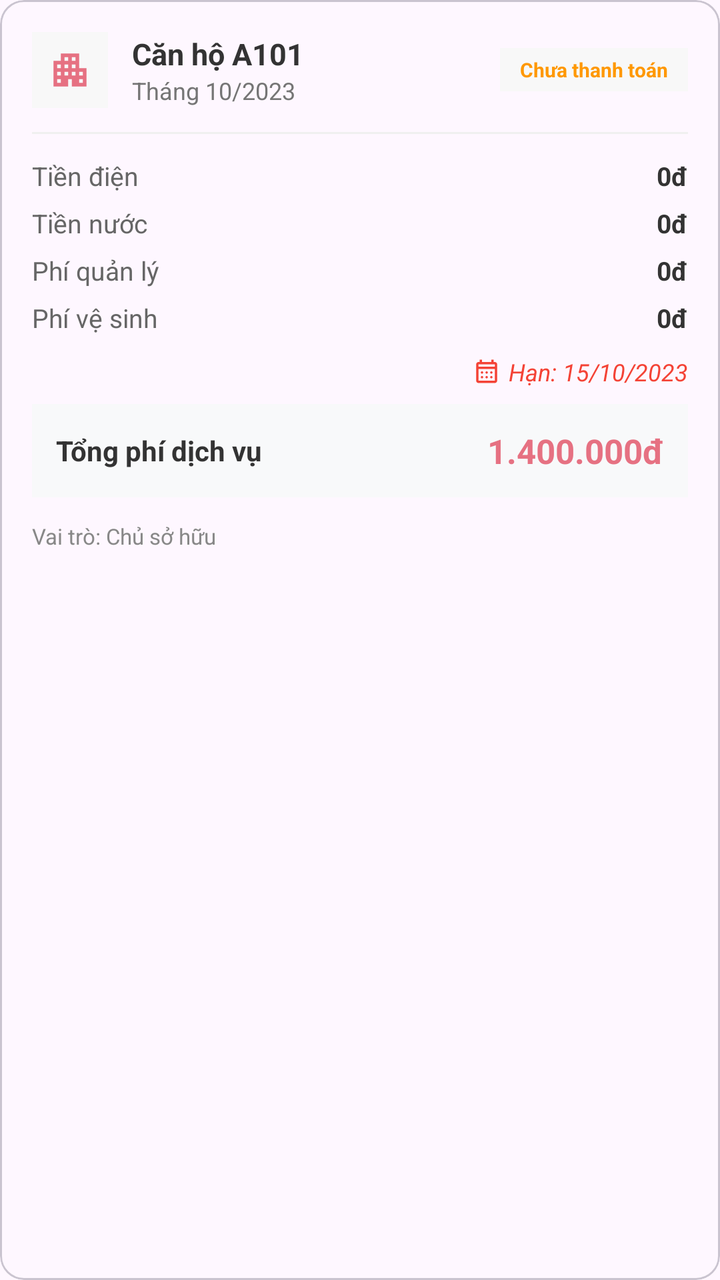
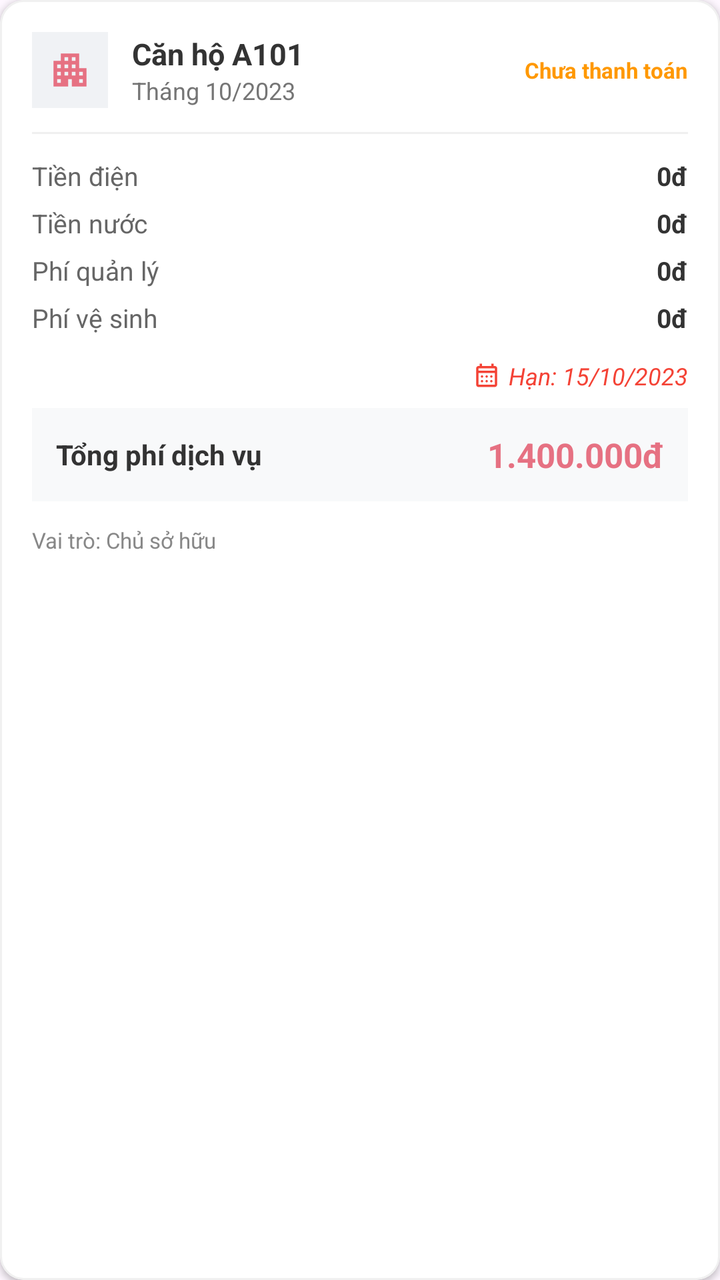

Compare the two renders of this Android layout. The source of the first and the diff that turns it into the second are given below.
<!-- AndroidManifest.xml: application theme Theme.Apt -->
<!-- res/layout/item_user_bill.xml -->
<?xml version="1.0" encoding="utf-8"?>
<com.google.android.material.card.MaterialCardView xmlns:android="http://schemas.android.com/apk/res/android"
    xmlns:app="http://schemas.android.com/apk/res-auto"
    android:layout_width="match_parent"
    android:layout_height="wrap_content"
    android:layout_margin="8dp"
    android:background="@drawable/bg_card"
    android:orientation="vertical"
    android:padding="16dp">>

    <LinearLayout
        android:layout_width="match_parent"
        android:layout_height="wrap_content"
        android:orientation="vertical"
        android:padding="16dp">

        <LinearLayout
            android:layout_width="match_parent"
            android:layout_height="wrap_content"
            android:gravity="center_vertical"
            android:orientation="horizontal">

            <ImageView
                android:layout_width="38dp"
                android:layout_height="38dp"
                android:background="@color/background_color"
                android:padding="8dp"
                android:src="@drawable/ic_apartment"
                app:tint="@color/primary" />

            <LinearLayout
                android:layout_width="0dp"
                android:layout_height="wrap_content"
                android:layout_marginStart="12dp"
                android:layout_weight="1"
                android:orientation="vertical">

                <TextView
                    android:id="@+id/tvApartmentName"
                    android:layout_width="wrap_content"
                    android:layout_height="wrap_content"
                    android:text="Căn hộ A101"
                    android:textColor="#333333"
                    android:textSize="15sp"
                    android:textStyle="bold" />

                <TextView
                    android:id="@+id/tvBillingDate"
                    android:layout_width="wrap_content"
                    android:layout_height="wrap_content"
                    android:text="Tháng 10/2023"
                    android:textColor="#757575"
                    android:textSize="12sp" />
            </LinearLayout>

            <TextView
                android:id="@+id/tvStatus"
                android:layout_width="wrap_content"
                android:layout_height="wrap_content"
                android:background="@color/background_color"
                android:paddingHorizontal="10dp"
                android:paddingVertical="4dp"
                android:text="Chưa thanh toán"
                android:textColor="#FF9800"
                android:textSize="10sp"
                android:textStyle="bold" />
        </LinearLayout>

        <View
            android:layout_width="match_parent"
            android:layout_height="1dp"
            android:layout_marginVertical="12dp"
            android:background="#F0F0F0" />

        <LinearLayout
            android:layout_width="match_parent"
            android:layout_height="wrap_content"
            android:orientation="vertical">

            <RelativeLayout android:layout_width="match_parent" android:layout_height="wrap_content" android:layout_marginBottom="6dp">
                <TextView android:layout_width="wrap_content" android:layout_height="wrap_content" android:text="Tiền điện" android:textColor="#666666" android:textSize="13sp"/>
                <TextView android:id="@+id/tvElectric" android:layout_width="wrap_content" android:layout_height="wrap_content" android:layout_alignParentEnd="true" android:text="0đ" android:textColor="#333333" android:textStyle="bold" android:textSize="13sp"/>
            </RelativeLayout>

            <RelativeLayout android:layout_width="match_parent" android:layout_height="wrap_content" android:layout_marginBottom="6dp">
                <TextView android:layout_width="wrap_content" android:layout_height="wrap_content" android:text="Tiền nước" android:textColor="#666666" android:textSize="13sp"/>
                <TextView android:id="@+id/tvWater" android:layout_width="wrap_content" android:layout_height="wrap_content" android:layout_alignParentEnd="true" android:text="0đ" android:textColor="#333333" android:textStyle="bold" android:textSize="13sp"/>
            </RelativeLayout>

            <RelativeLayout android:layout_width="match_parent" android:layout_height="wrap_content" android:layout_marginBottom="6dp">
                <TextView android:layout_width="wrap_content" android:layout_height="wrap_content" android:text="Phí quản lý" android:textColor="#666666" android:textSize="13sp"/>
                <TextView android:id="@+id/tvManagement" android:layout_width="wrap_content" android:layout_height="wrap_content" android:layout_alignParentEnd="true" android:text="0đ" android:textColor="#333333" android:textStyle="bold" android:textSize="13sp"/>
            </RelativeLayout>

            <RelativeLayout android:layout_width="match_parent" android:layout_height="wrap_content">
                <TextView android:layout_width="wrap_content" android:layout_height="wrap_content" android:text="Phí vệ sinh" android:textColor="#666666" android:textSize="13sp"/>
                <TextView android:id="@+id/tvSanitation" android:layout_width="wrap_content" android:layout_height="wrap_content" android:layout_alignParentEnd="true" android:text="0đ" android:textColor="#333333" android:textStyle="bold" android:textSize="13sp"/>
            </RelativeLayout>
        </LinearLayout>

        <LinearLayout
            android:layout_width="match_parent"
            android:layout_height="wrap_content"
            android:layout_marginTop="10dp"
            android:gravity="end|center_vertical"
            android:orientation="horizontal">

            <ImageView
                android:layout_width="14dp"
                android:layout_height="14dp"
                android:src="@drawable/ic_calendar"
                app:tint="#F44336"
                android:layout_marginEnd="4dp"/>

            <TextView
                android:id="@+id/tvDueDate"
                android:layout_width="wrap_content"
                android:layout_height="wrap_content"
                android:text="Hạn: 15/10/2023"
                android:textColor="#F44336"
                android:textSize="12sp"
                android:textStyle="italic" />
        </LinearLayout>

        <RelativeLayout
            android:layout_width="match_parent"
            android:layout_height="wrap_content"
            android:layout_marginTop="8dp"
            android:background="#F8F9FA"
            android:padding="12dp">

            <TextView
                android:layout_width="wrap_content"
                android:layout_height="wrap_content"
                android:layout_centerVertical="true"
                android:text="Tổng phí dịch vụ"
                android:textColor="#333333"
                android:textStyle="bold"
                android:textSize="14sp"/>

            <TextView
                android:id="@+id/tvTotalAmount"
                android:layout_width="wrap_content"
                android:layout_height="wrap_content"
                android:layout_alignParentEnd="true"
                android:text="1.400.000đ"
                android:textColor="@color/primary"
                android:textSize="17sp"
                android:textStyle="bold" />
        </RelativeLayout>

        <LinearLayout
            android:layout_width="match_parent"
            android:layout_height="wrap_content"
            android:layout_marginTop="12dp"
            android:gravity="center_vertical"
            android:orientation="horizontal">

            <TextView
                android:id="@+id/tvRoleLabel"
                android:layout_width="0dp"
                android:layout_height="wrap_content"
                android:layout_weight="1"
                android:text="Vai trò: Chủ sở hữu"
                android:textColor="#888888"
                android:textSize="11sp" />

            <TextView
                android:id="@+id/tvTenantName"
                android:layout_width="wrap_content"
                android:layout_height="wrap_content"
                android:text="Khách thuê: Nguyễn Văn A"
                android:textColor="#616161"
                android:textSize="11sp"
                android:textStyle="italic"
                android:visibility="gone" />
        </LinearLayout>

    </LinearLayout>
</com.google.android.material.card.MaterialCardView>
<!-- resources referenced by this layout -->
<resources>
  <color name="background_color">#F8F8F8</color>
  <color name="primary">#E67182</color>
  <!-- drawable bg_card (drawable) -->
  <shape xmlns:android="http://schemas.android.com/apk/res/android">
      <solid android:color="#FFFFFF"/>
      <corners android:radius="12dp"/>
      <stroke android:width="1dp" android:color="#25EB959D"/>
  </shape>
  <!-- drawable ic_apartment (drawable) -->
  <vector xmlns:android="http://schemas.android.com/apk/res/android"
      android:width="24dp"
      android:height="24dp"
      android:viewportWidth="960"
      android:viewportHeight="960">
    <path
        android:pathData="M120,840v-560h160v-160h400v320h160v400L520,840v-160h-80v160L120,840ZM200,760h80v-80h-80v80ZM200,600h80v-80h-80v80ZM200,440h80v-80h-80v80ZM360,600h80v-80h-80v80ZM360,440h80v-80h-80v80ZM360,280h80v-80h-80v80ZM520,600h80v-80h-80v80ZM520,440h80v-80h-80v80ZM520,280h80v-80h-80v80ZM680,760h80v-80h-80v80ZM680,600h80v-80h-80v80Z"
        android:fillColor="#666666"/>
  </vector>
  <!-- drawable ic_calendar (drawable) -->
  <vector xmlns:android="http://schemas.android.com/apk/res/android"
      android:width="24dp"
      android:height="24dp"
      android:viewportWidth="960"
      android:viewportHeight="960"
      android:tint="?attr/colorControlNormal">
    <path
        android:fillColor="@android:color/white"
        android:pathData="M200,880Q167,880 143.5,856.5Q120,833 120,800L120,240Q120,207 143.5,183.5Q167,160 200,160L240,160L240,80L320,80L320,160L640,160L640,80L720,80L720,160L760,160Q793,160 816.5,183.5Q840,207 840,240L840,800Q840,833 816.5,856.5Q793,880 760,880L200,880ZM200,800L760,800Q760,800 760,800Q760,800 760,800L760,400L200,400L200,800Q200,800 200,800Q200,800 200,800ZM200,320L760,320L760,240Q760,240 760,240Q760,240 760,240L200,240Q200,240 200,240Q200,240 200,240L200,320ZM200,320L200,240Q200,240 200,240Q200,240 200,240L200,240Q200,240 200,240Q200,240 200,240L200,320ZM480,560Q463,560 451.5,548.5Q440,537 440,520Q440,503 451.5,491.5Q463,480 480,480Q497,480 508.5,491.5Q520,503 520,520Q520,537 508.5,548.5Q497,560 480,560ZM291.5,548.5Q280,537 280,520Q280,503 291.5,491.5Q303,480 320,480Q337,480 348.5,491.5Q360,503 360,520Q360,537 348.5,548.5Q337,560 320,560Q303,560 291.5,548.5ZM640,560Q623,560 611.5,548.5Q600,537 600,520Q600,503 611.5,491.5Q623,480 640,480Q657,480 668.5,491.5Q680,503 680,520Q680,537 668.5,548.5Q657,560 640,560ZM480,720Q463,720 451.5,708.5Q440,697 440,680Q440,663 451.5,651.5Q463,640 480,640Q497,640 508.5,651.5Q520,663 520,680Q520,697 508.5,708.5Q497,720 480,720ZM291.5,708.5Q280,697 280,680Q280,663 291.5,651.5Q303,640 320,640Q337,640 348.5,651.5Q360,663 360,680Q360,697 348.5,708.5Q337,720 320,720Q303,720 291.5,708.5ZM640,720Q623,720 611.5,708.5Q600,697 600,680Q600,663 611.5,651.5Q623,640 640,640Q657,640 668.5,651.5Q680,663 680,680Q680,697 668.5,708.5Q657,720 640,720Z"/>
  </vector>
  <style name="Theme.Apt" parent="Base.Theme.Apt" />
  <style name="Base.Theme.Apt" parent="Theme.Material3.DayNight.NoActionBar">
          
          
      </style>
</resources>

<!-- the commit's change to res/layout/item_user_bill.xml (unified diff, before → after) -->
@@ -4,9 +4,11 @@
     android:layout_width="match_parent"
     android:layout_height="wrap_content"
     android:layout_margin="8dp"
-    android:background="@drawable/bg_card"
-    android:orientation="vertical"
-    android:padding="16dp">>
+    app:cardBackgroundColor="@color/white"
+    app:cardCornerRadius="12dp"
+    app:cardElevation="2dp"
+    app:strokeColor="#F0F0F0"
+    app:strokeWidth="1dp">
 
     <LinearLayout
         android:layout_width="match_parent"
@@ -14,6 +16,7 @@
         android:orientation="vertical"
         android:padding="16dp">
 
+        
         <LinearLayout
             android:layout_width="match_parent"
             android:layout_height="wrap_content"
@@ -23,7 +26,7 @@
             <ImageView
                 android:layout_width="38dp"
                 android:layout_height="38dp"
-                android:background="@color/background_color"
+                android:background="#F0F2F5"
                 android:padding="8dp"
                 android:src="@drawable/ic_apartment"
                 app:tint="@color/primary" />
@@ -57,12 +60,10 @@
                 android:id="@+id/tvStatus"
                 android:layout_width="wrap_content"
                 android:layout_height="wrap_content"
-                android:background="@color/background_color"
-                android:paddingHorizontal="10dp"
-                android:paddingVertical="4dp"
+                android:paddingStart="8dp"
                 android:text="Chưa thanh toán"
                 android:textColor="#FF9800"
-                android:textSize="10sp"
+                android:textSize="11sp"
                 android:textStyle="bold" />
         </LinearLayout>
 
@@ -72,6 +73,7 @@
             android:layout_marginVertical="12dp"
             android:background="#F0F0F0" />
 
+        
         <LinearLayout
             android:layout_width="match_parent"
             android:layout_height="wrap_content"
@@ -98,10 +100,11 @@
             </RelativeLayout>
         </LinearLayout>
 
+        
         <LinearLayout
             android:layout_width="match_parent"
             android:layout_height="wrap_content"
-            android:layout_marginTop="10dp"
+            android:layout_marginTop="12dp"
             android:gravity="end|center_vertical"
             android:orientation="horizontal">
 
@@ -122,6 +125,7 @@
                 android:textStyle="italic" />
         </LinearLayout>
 
+        
         <RelativeLayout
             android:layout_width="match_parent"
             android:layout_height="wrap_content"
@@ -149,6 +153,7 @@
                 android:textStyle="bold" />
         </RelativeLayout>
 
+        
         <LinearLayout
             android:layout_width="match_parent"
             android:layout_height="wrap_content"
@@ -169,7 +174,7 @@
                 android:id="@+id/tvTenantName"
                 android:layout_width="wrap_content"
                 android:layout_height="wrap_content"
-                android:text="Khách thuê: Nguyễn Văn A"
+                android:text="Khách thuê: --"
                 android:textColor="#616161"
                 android:textSize="11sp"
                 android:textStyle="italic"
<!-- resource entries referenced after the edit -->
@@ -1,13 +1,7 @@
 <!-- resources referenced by this layout -->
 <resources>
-  <color name="background_color">#F8F8F8</color>
   <color name="primary">#E67182</color>
-  <!-- drawable bg_card (drawable) -->
-  <shape xmlns:android="http://schemas.android.com/apk/res/android">
-      <solid android:color="#FFFFFF"/>
-      <corners android:radius="12dp"/>
-      <stroke android:width="1dp" android:color="#25EB959D"/>
-  </shape>
+  <color name="white">#FFFFFFFF</color>
   <!-- drawable ic_apartment (drawable) -->
   <vector xmlns:android="http://schemas.android.com/apk/res/android"
       android:width="24dp"
